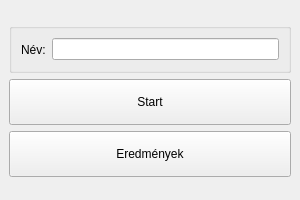
First picture: the form in ui/main.ui, repository istvans/typx, before the edit.
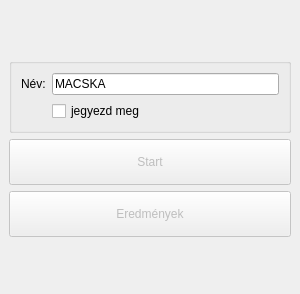
Second picture: the form after the edit.

Patch:
```diff
--- a/ui/main.ui
+++ b/ui/main.ui
@@ -7,7 +7,7 @@
     <x>0</x>
     <y>0</y>
     <width>300</width>
-    <height>200</height>
+    <height>294</height>
    </rect>
   </property>
   <property name="minimumSize">
@@ -19,7 +19,7 @@
   <property name="maximumSize">
    <size>
     <width>300</width>
-    <height>200</height>
+    <height>300</height>
    </size>
   </property>
   <property name="focusPolicy">
@@ -59,20 +59,38 @@
       </property>
       <layout class="QHBoxLayout" name="horizontalLayout">
        <item>
+        <layout class="QFormLayout" name="formLayout">
+         <item row="0" column="0">
         <widget class="QLabel" name="label">
          <property name="text">
           <string>Név:</string>
          </property>
         </widget>
        </item>
-       <item>
-        <widget class="QLineEdit" name="nameInput"/>
+         <item row="0" column="1">
+          <widget class="QLineEdit" name="nameInput">
+           <property name="text">
+            <string>MACSKA</string>
+           </property>
+          </widget>
+         </item>
+         <item row="1" column="1">
+          <widget class="QCheckBox" name="save">
+           <property name="text">
+            <string>jegyezd meg</string>
+           </property>
+          </widget>
+         </item>
+        </layout>
        </item>
       </layout>
      </widget>
     </item>
     <item>
      <widget class="QPushButton" name="startButton">
+      <property name="enabled">
+       <bool>false</bool>
+      </property>
       <property name="minimumSize">
        <size>
         <width>0</width>
@@ -86,6 +104,9 @@
     </item>
     <item>
      <widget class="QPushButton" name="statisticButton">
+      <property name="enabled">
+       <bool>false</bool>
+      </property>
       <property name="minimumSize">
        <size>
         <width>0</width>
```
Left out of the diff: 1 changed line with no effect on the pictures. Lines whose indentation alone changed are shown as unchanged.
